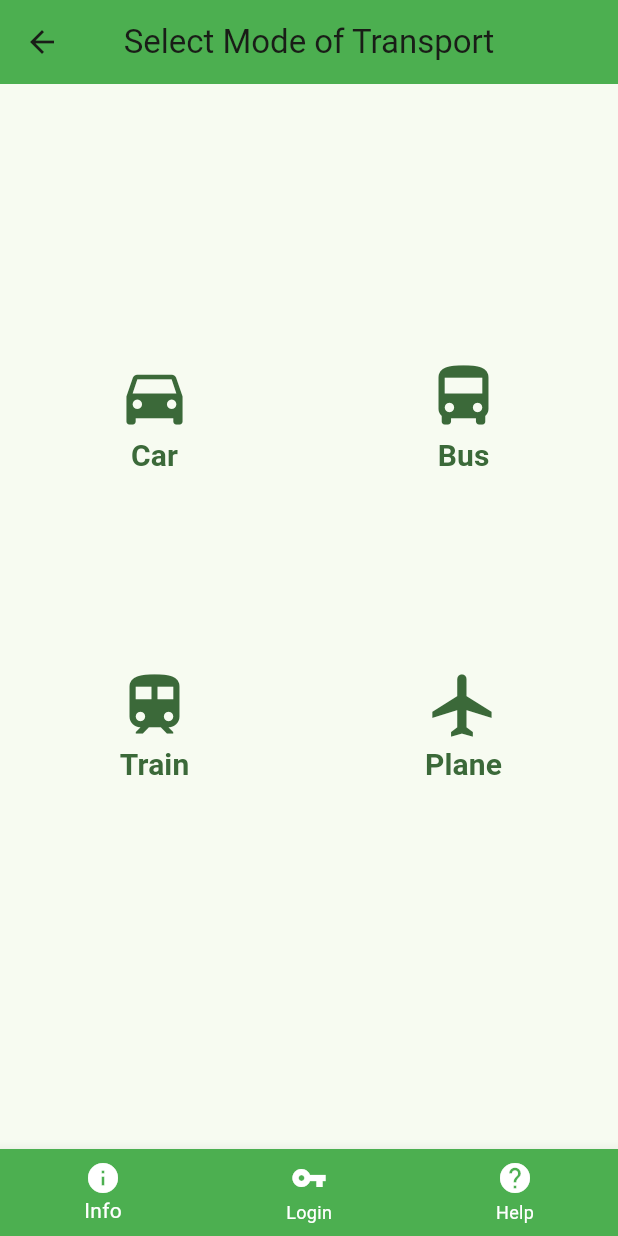
After one commit to perujuice/carbon-footprint-tracker, a Flutter app: the ModePage screen opened directly, on a phone screen of 412 x 824 dp. The commit adds this screen. Run offline on Flutter 3.47's test engine with Material 3 defaults, Android fonts, the phone set to English and light mode, and no system bars; our stand-ins replace flutter_calendar_carousel, flutter_typeahead; network calls fail.

Commit message:
feat: merge work from the other branch

```diff
--- /dev/null
+++ b/carbon_tracker/lib/pages/transport_mode.dart
@@ -0,0 +1,113 @@
+import 'package:flutter/material.dart';
+import 'locations_input.dart';
+import 'login_page.dart';
+import 'help_page.dart';
+import 'info_page.dart';
+
+
+class ModePage extends StatefulWidget {
+  final DateTime? date;
+  const ModePage({super.key, this.date});
+
+
+
+
+  @override
+  State<ModePage> createState() => _ModePageState();
+}
+
+
+class _ModePageState extends State<ModePage> {
+  @override
+  Widget build(BuildContext context) {
+    return Scaffold(
+      appBar: AppBar(
+        title: const Text('Select Mode of Transport'),
+        backgroundColor: Colors.green,
+        elevation: 0.0,
+        centerTitle: true,
+      ),
+
+
+      // The code for the main body of the page with the grid of transport options.
+      body: Padding(
+      padding: const EdgeInsets.only(top: 120.0),
+        child: GridView.count(
+          crossAxisCount: 2,
+          children: <Widget>[
+            _createTransportButton(context, Icons.directions_car, 'Car', 'driving'),
+            _createTransportButton(context, Icons.directions_bus, 'Bus', 'bus'),
+            _createTransportButton(context, Icons.train, 'Train', 'rail'),
+            _createTransportButton(context, Icons.flight, 'Plane', 'flight'),
+          ],
+        ),
+      ),
+
+
+
+
+      // The code for the bottom banner and icons.
+      bottomNavigationBar: BottomNavigationBar(
+        backgroundColor: Colors.green,
+        items: const <BottomNavigationBarItem>[
+          BottomNavigationBarItem(
+            icon: Icon(Icons.info),
+            label: 'Info',
+          ),
+          BottomNavigationBarItem(
+            icon: Icon(Icons.vpn_key),
+            label: 'Login',
+          ),
+          BottomNavigationBarItem(
+            icon: Icon(Icons.help),
+            label: 'Help',
+          ),
+        ],
+        selectedItemColor: Colors.white,
+        unselectedItemColor: Colors.white,
+        onTap: (index) {
+          switch (index) {
+            case 0:
+              Navigator.push(
+                context,
+                MaterialPageRoute(builder: (context) => const InfoPage()),
+              );
+              break;
+            case 1:
+              Navigator.push(
+                context,
+                MaterialPageRoute(builder: (context) => const LoginPage()),
+              );
+              break;
+            case 2:
+              Navigator.push(
+                context,
+                MaterialPageRoute(builder: (context) => const HelpPage()),
+              );
+              break;
+          }
+        },
+      ),
+    );
+  }
+
+
+  // The code for the transport buttons.
+  Widget _createTransportButton(BuildContext context, IconData icon, String label, String mode) {
+  return TextButton(
+    onPressed: () {
+      Navigator.push(
+        context,
+        MaterialPageRoute(builder: (context) => LocationInputPage(mode: mode, date: widget.date)),
+      );
+    },
+    child: Column(
+      mainAxisAlignment: MainAxisAlignment.center,
+      children: <Widget>[
+        Icon(icon, size: 50),
+        Text(label, style: const TextStyle(fontSize: 20, fontWeight: FontWeight.bold)),
+      ],
+    ),
+  );
+  }
+  }
```
Also changed, not shown: carbon_tracker/lib/pages/home_page.dart (+38 -75 lines), carbon_tracker/lib/pages/locations_input.dart (added, +141 -0 lines), carbon_tracker/lib/pages/welcome_page.dart (+16 -0 lines), carbon_tracker/pubspec.yaml (+17 -2 lines), carbon_tracker/lib/images/carbon_foot.jpg (added), carbon_tracker/pubspec.lock, 2 other files.
